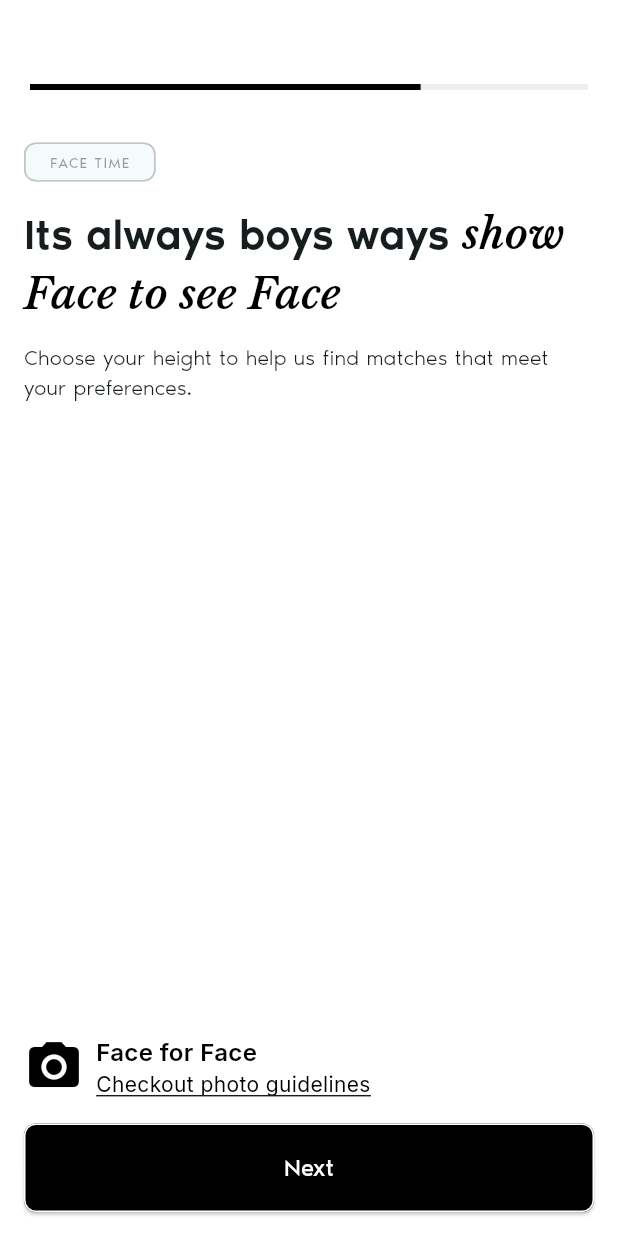
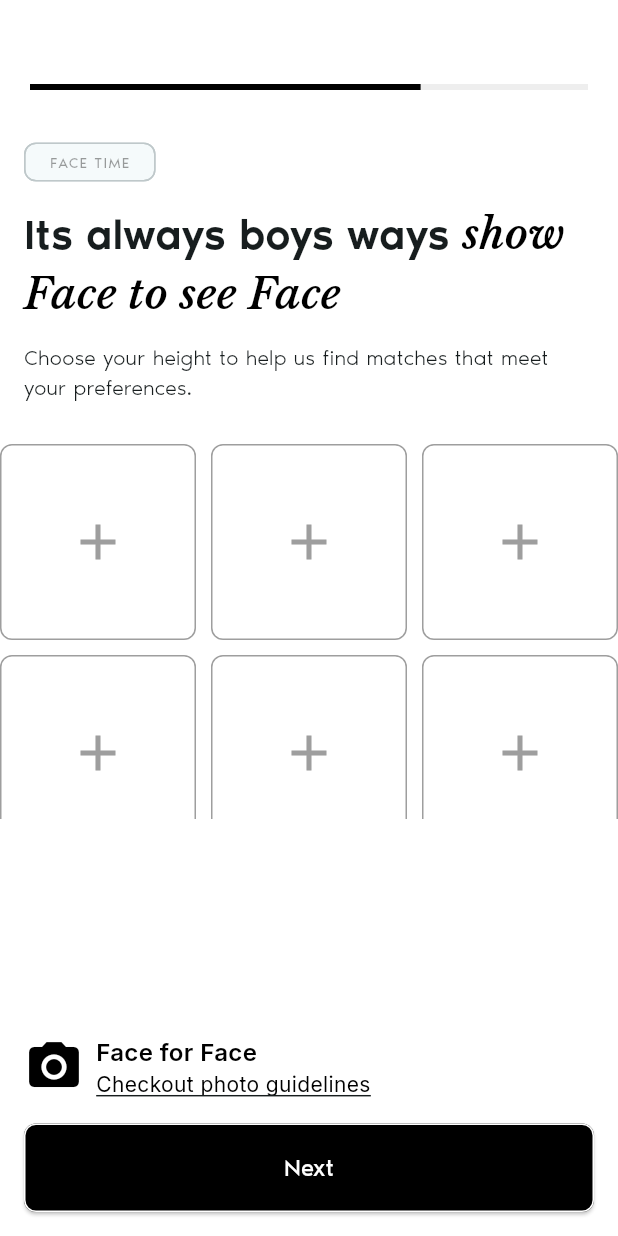
Before and after one commit to ayushdiitr/filipino-app, a Flutter app: the screen it shows after launch, on a phone screen of 412 x 824 dp. Run offline on Flutter 3.47's test engine with Material 3 defaults, Android fonts, the phone set to English and light mode, and no system bars; our stand-ins replace flutter_bloc, flutter_holo_date_picker, geolocator, google_fonts, image_picker, intl_phone_field and 2 more.

Commit message:
photo screen

```diff
--- a/lib/main.dart
+++ b/lib/main.dart
@@ -29,29 +29,13 @@ class MyApp extends StatelessWidget {
     return MaterialApp(
       title: 'Filipino App',
       theme: ThemeData(
-        // This is the theme of your application.
-        //
-        // TRY THIS: Try running your application with "flutter run". You'll see
-        // the application has a purple toolbar. Then, without quitting the app,
-        // try changing the seedColor in the colorScheme below to Colors.green
-        // and then invoke "hot reload" (save your changes or press the "hot
-        // reload" button in a Flutter-supported IDE, or press "r" if you used
-        // the command line to start the app).
-        //
-        // Notice that the counter didn't reset back to zero; the application
-        // state is not lost during the reload. To reset the state, use hot
-        // restart instead.
-        //
-        // This works for code too, not just values: Most code changes can be
-        // tested with just a hot reload.
         colorScheme: ColorScheme.fromSeed(seedColor: Colors.white),
         primaryColor: const Color(0xffCCCCCC),
         scaffoldBackgroundColor: Colors.white,
-
         useMaterial3: true,
       ),
       debugShowCheckedModeBanner: false,
-      home: PhotoScreen(),
+      home: PhotoScreenBody(),
     );
   }
 }
--- a/lib/src/ui/screens/splash/beliefsAndOpinions.dart
+++ b/lib/src/ui/screens/splash/beliefsAndOpinions.dart
@@ -153,7 +153,7 @@ class _BeliefsandopinionsState extends State<Beliefsandopinions> {
                         Navigator.push(
                           context,
                           MaterialPageRoute(
-                            builder: (context) => const PhotoScreen(),
+                            builder: (context) => const PhotoScreenBody(),
                           ),
                         );
                       },
--- a/lib/src/ui/screens/splash/faceTime.dart
+++ b/lib/src/ui/screens/splash/faceTime.dart
@@ -1,27 +1,33 @@
+import 'dart:io';
+
 import 'package:flutter/material.dart';
 import 'package:google_fonts/google_fonts.dart';
-import 'package:testapp/src/ui/screens/splash/emailScreen.dart';
-import 'package:shared_preferences/shared_preferences.dart';
+import 'package:image_picker/image_picker.dart';
 import 'package:testapp/src/ui/screens/splash/talk_about.dart';
+import 'package:flutter_bloc/flutter_bloc.dart';
 
-class PhotoScreen extends StatefulWidget {
-  const PhotoScreen({super.key});
+class PhotoScreenBody extends StatefulWidget {
+  const PhotoScreenBody({Key? key}) : super(key: key);
 
   @override
-  _PhotoScreenState createState() => _PhotoScreenState();
+  _PhotoScreenBodyState createState() => _PhotoScreenBodyState();
 }
 
-class _PhotoScreenState extends State<PhotoScreen> {
-  String? _selectedGender;
+class _PhotoScreenBodyState extends State<PhotoScreenBody> {
+  List<File?> images = List.generate(6, (index) => null);
 
-  // This method is used to handle the gender selection.
-  void _selectGender(String gender) {
-    setState(() {
-      _selectedGender = gender;
-    });
+  final ImagePicker _picker = ImagePicker();
+
+  // Function to pick an image
+  Future<void> _pickImage(int index) async {
+    final XFile? pickedFile =
+        await _picker.pickImage(source: ImageSource.gallery);
+    if (pickedFile != null) {
+      setState(() {
+        images[index] = File(pickedFile.path);
+      });
+    }
   }
-
-  // This method selects the photo.
 
   @override
   Widget build(BuildContext context) {
@@ -31,8 +37,7 @@ class _PhotoScreenState extends State<PhotoScreen> {
         children: [
           SingleChildScrollView(
             child: Padding(
-              padding: const EdgeInsets.only(
-                  bottom: 100.0), // Extra space to avoid overlapping
+              padding: const EdgeInsets.only(bottom: 100.0),
               child: Column(
                 crossAxisAlignment: CrossAxisAlignment.start,
                 children: [
@@ -66,8 +71,7 @@ class _PhotoScreenState extends State<PhotoScreen> {
                           ),
                           visualDensity:
                               VisualDensity(horizontal: -4.0, vertical: -4.0),
-                          backgroundColor:
-                              Colors.white, // White background color
+                          backgroundColor: Colors.white,
                           labelStyle: TextStyle(
                             color: Color.fromRGBO(0, 0, 0, 1),
                           ),
@@ -75,7 +79,7 @@ class _PhotoScreenState extends State<PhotoScreen> {
                         const SizedBox(height: 12),
                         Text.rich(
                           TextSpan(
-                            text: 'Its always boys ways ', // Default text style
+                            text: 'Its always boys ways ',
                             style: const TextStyle(
                               fontFamily: 'NoirPro',
                               fontWeight: FontWeight.w500,
@@ -97,12 +101,13 @@ class _PhotoScreenState extends State<PhotoScreen> {
                       ],
                     ),
                   ),
-                  SizedBox(height: 12),
+                  const SizedBox(height: 12),
                   const Padding(
                     padding: EdgeInsets.symmetric(horizontal: 16.0),
                     child: Text.rich(
                       TextSpan(
-                        text: "Choose your height to help us find matches that meet your preferences.",
+                        text:
+                            "Choose your height to help us find matches that meet your preferences.",
                         style: TextStyle(
                           fontFamily: 'NoirPro',
                           fontWeight: FontWeight.w300,
@@ -111,7 +116,47 @@ class _PhotoScreenState extends State<PhotoScreen> {
                     ),
                   ),
                   const SizedBox(height: 28),
-
+                  // Fixed Height Grid Section
+                  SizedBox(
+                    height: 250, // Set a fixed height for the grid
+                    child: GridView.builder(
+                      itemCount: 6, // Total 6 tiles
+                      gridDelegate:
+                          const SliverGridDelegateWithFixedCrossAxisCount(
+                        crossAxisCount: 3, // 3 columns
+                        crossAxisSpacing: 10,
+                        mainAxisSpacing: 10,
+                      ),
+                      itemBuilder: (context, index) {
+                        return GestureDetector(
+                          onTap: () {
+                            _pickImage(index);
+                          },
+                          child: Container(
+                            decoration: BoxDecoration(
+                              border: Border.all(color: Colors.grey),
+                              borderRadius: BorderRadius.circular(8.0),
+                            ),
+                            child: images[index] != null
+                                ? ClipRRect(
+                                    borderRadius: BorderRadius.circular(8.0),
+                                    child: Image.file(
+                                      images[index]!,
+                                      fit: BoxFit.cover,
+                                    ),
+                                  )
+                                : const Center(
+                                    child: Icon(
+                                      Icons.add,
+                                      size: 40,
+                                      color: Colors.grey,
+                                    ),
+                                  ),
+                          ),
+                        );
+                      },
+                    ),
+                  ),
                 ],
               ),
             ),
@@ -132,19 +177,15 @@ class _PhotoScreenState extends State<PhotoScreen> {
                     Row(
                       crossAxisAlignment: CrossAxisAlignment.center,
                       children: [
-                        // Camera Icon
                         const Icon(
                           Icons.camera_alt,
                           size: 40.0,
                           color: Colors.black,
                         ),
-                        const SizedBox(
-                            width: 8), // Spacing between icon and text
-                        // Text Column for "Face for Face" and "Checkout photo guidelines"
+                        const SizedBox(width: 8),
                         Column(
                           crossAxisAlignment: CrossAxisAlignment.start,
                           children: [
-                            // Main Title: Face for Face
                             Text(
                               'Face for Face',
                               style: GoogleFonts.inter(
@@ -153,7 +194,6 @@ class _PhotoScreenState extends State<PhotoScreen> {
                                 color: Colors.black,
                               ),
                             ),
-                            // Subtext: Checkout photo guidelines
                             GestureDetector(
                               onTap: () {
                                 // Add action for clicking the guidelines text
@@ -172,8 +212,7 @@ class _PhotoScreenState extends State<PhotoScreen> {
                         ),
                       ],
                     ),
-                    const SizedBox(
-                        height: 16), // Add spacing between the components
+                    const SizedBox(height: 16),
 
                     // Next button
                     ElevatedButton(
--- a/pubspec.yaml
+++ b/pubspec.yaml
@@ -25,6 +25,8 @@ dependencies:
     sdk: flutter
   flutter_holo_date_picker: ^1.1.3
   image_picker: ^1.1.2
+  flutter_bloc: ^8.1.2
+  image_cropper: ^1.3.1
   permission_handler: ^11.3.1
 
 dev_dependencies:
```
Also changed, not shown: pubspec.lock.
